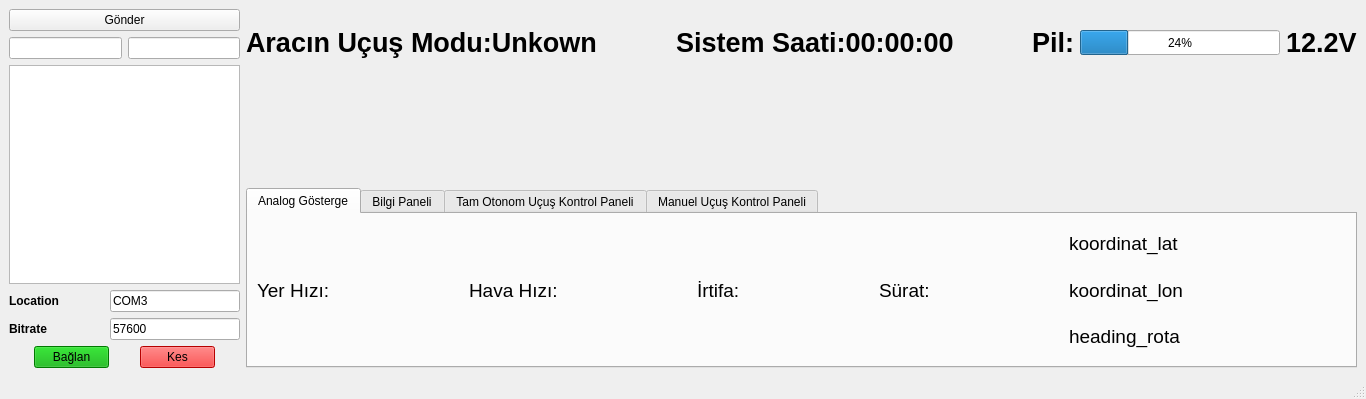
Qt form deneb/deneme.ui (Nevzaterbas/Orion) before a commit.
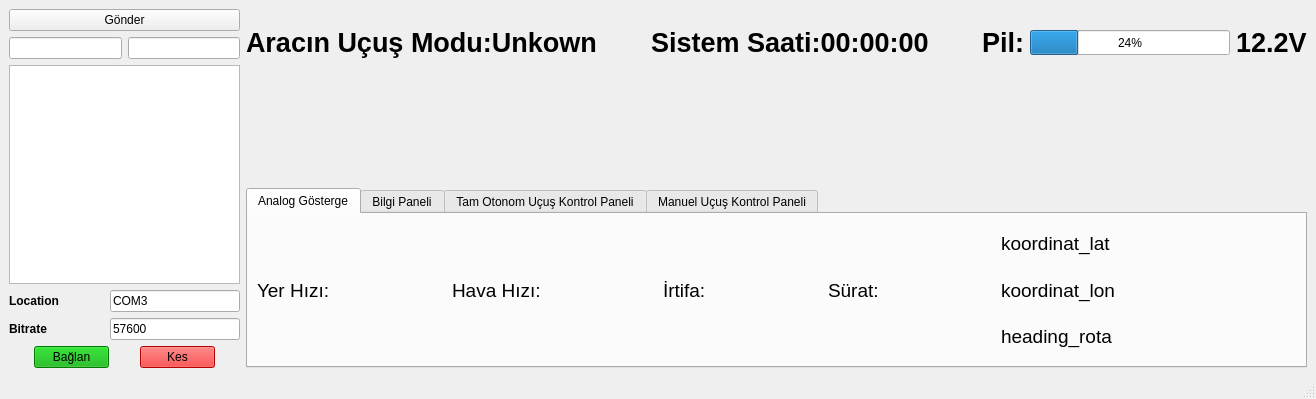
The same form after that commit. Custom widgets are drawn as their Qt base class.

```diff
--- a/deneb/deneme.ui
+++ b/deneb/deneme.ui
@@ -6,7 +6,7 @@
    <rect>
     <x>0</x>
     <y>0</y>
-    <width>1366</width>
+    <width>1316</width>
     <height>399</height>
    </rect>
   </property>
@@ -435,8 +435,8 @@
                  <widget class="AnalogGaugeWidget" name="gauge_1" native="true">
                   <property name="minimumSize">
                    <size>
-                    <width>127</width>
-                    <height>0</height>
+                    <width>110</width>
+                    <height>110</height>
                    </size>
                   </property>
                  </widget>
@@ -496,8 +496,8 @@
                  <widget class="AnalogGaugeWidget" name="gauge_2" native="true">
                   <property name="minimumSize">
                    <size>
-                    <width>127</width>
-                    <height>0</height>
+                    <width>110</width>
+                    <height>110</height>
                    </size>
                   </property>
                  </widget>
@@ -557,8 +557,8 @@
                  <widget class="AnalogGaugeWidget" name="gauge_3" native="true">
                   <property name="minimumSize">
                    <size>
-                    <width>127</width>
-                    <height>0</height>
+                    <width>110</width>
+                    <height>110</height>
                    </size>
                   </property>
                  </widget>
@@ -618,8 +618,8 @@
                  <widget class="AnalogGaugeWidget" name="gauge_4" native="true">
                   <property name="minimumSize">
                    <size>
-                    <width>127</width>
-                    <height>0</height>
+                    <width>110</width>
+                    <height>110</height>
                    </size>
                   </property>
                  </widget>
@@ -632,7 +632,7 @@
                  <widget class="QLabel" name="coordinate_lat_label">
                   <property name="minimumSize">
                    <size>
-                    <width>250</width>
+                    <width>200</width>
                     <height>0</height>
                    </size>
                   </property>
@@ -658,7 +658,7 @@
                  <widget class="QLabel" name="coordinate_lon_label">
                   <property name="minimumSize">
                    <size>
-                    <width>250</width>
+                    <width>200</width>
                     <height>0</height>
                    </size>
                   </property>
@@ -684,7 +684,7 @@
                  <widget class="QLabel" name="heading_label">
                   <property name="minimumSize">
                    <size>
-                    <width>250</width>
+                    <width>200</width>
                     <height>0</height>
                    </size>
                   </property>
```
Left out of the diff: 16 changed lines with no effect on the pictures.
